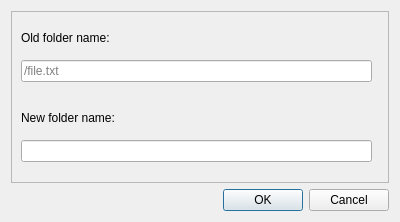
First picture: the form in pyside6_ui/rename_folder_dialog.ui, repository NewGuy103/syncServer, before the edit.
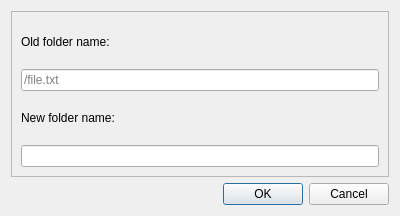
Second picture: the form after the edit.

Patch:
```diff
--- a/pyside6_ui/rename_folder_dialog.ui
+++ b/pyside6_ui/rename_folder_dialog.ui
@@ -7,7 +7,7 @@
     <x>0</x>
     <y>0</y>
     <width>400</width>
-    <height>222</height>
+    <height>216</height>
    </rect>
   </property>
   <property name="windowTitle">
@@ -22,15 +22,8 @@
      <property name="frameShadow">
       <enum>QFrame::Shadow::Raised</enum>
      </property>
-     <widget class="QWidget" name="verticalLayoutWidget">
-      <property name="geometry">
-       <rect>
-        <x>10</x>
-        <y>10</y>
-        <width>351</width>
-        <height>61</height>
-       </rect>
-      </property>
+     <layout class="QVBoxLayout" name="verticalLayout_2">
+      <item>
       <layout class="QVBoxLayout" name="oldNameLayout">
        <item>
         <widget class="QLabel" name="oldFolderNameLabel">
@@ -50,16 +43,8 @@
         </widget>
        </item>
       </layout>
-     </widget>
-     <widget class="QWidget" name="verticalLayoutWidget_2">
-      <property name="geometry">
-       <rect>
-        <x>10</x>
-        <y>90</y>
-        <width>351</width>
-        <height>61</height>
-       </rect>
-      </property>
+      </item>
+      <item>
       <layout class="QVBoxLayout" name="newNameLayout">
        <item>
         <widget class="QLabel" name="newFolderNameLabel">
@@ -72,7 +57,8 @@
         <widget class="QLineEdit" name="newFolderNameLineEdit"/>
        </item>
       </layout>
-     </widget>
+      </item>
+     </layout>
     </widget>
    </item>
    <item>
```
Lines whose indentation alone changed are shown as unchanged.
